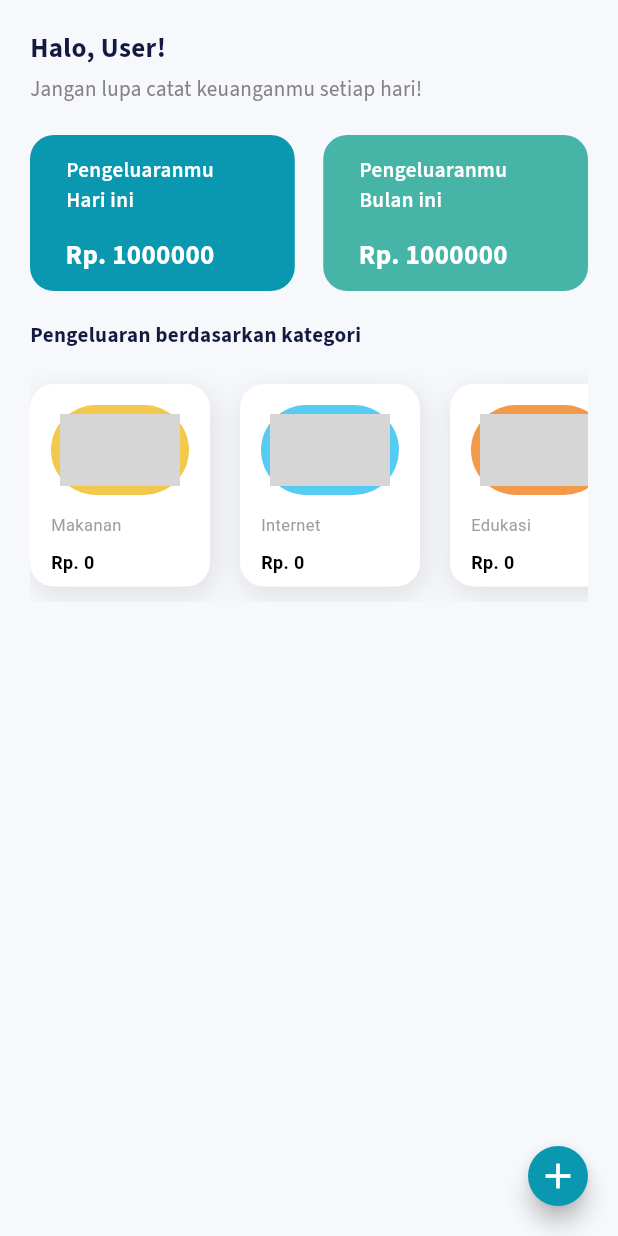
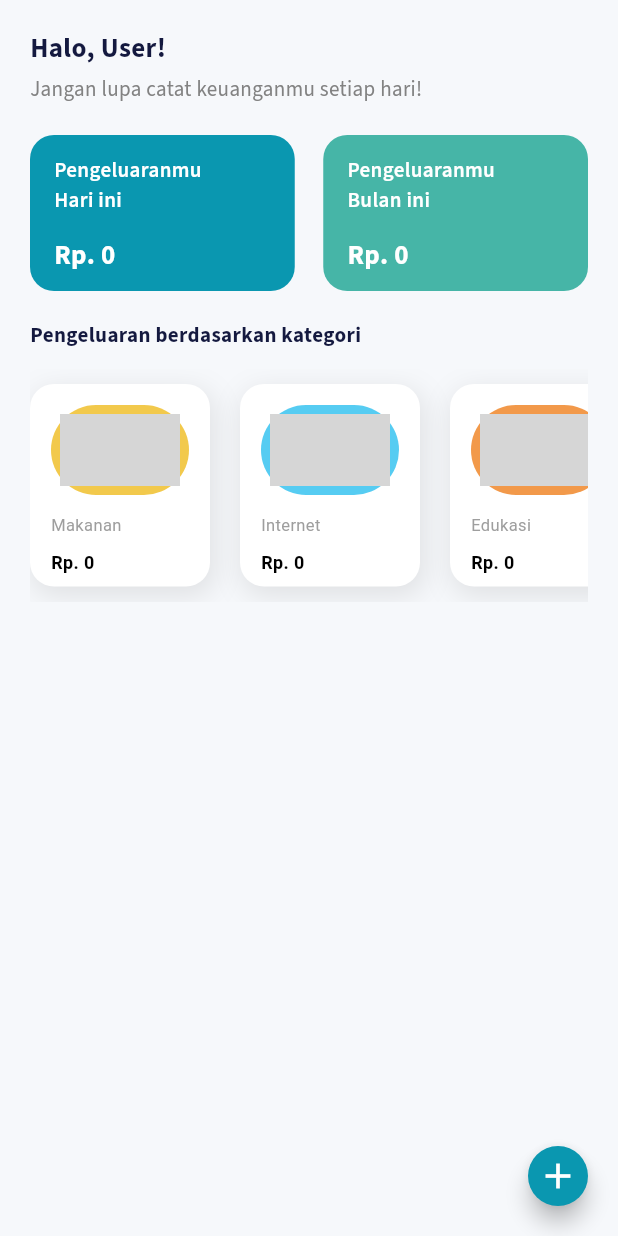
Before and after one commit to AchmadRijalu/dot_spend, a Flutter app: the screen it shows after launch, on a phone screen of 412 x 824 dp. Run offline on Flutter 3.47's test engine with Material 3 defaults, Android fonts, the phone set to English and light mode, and no system bars; our stand-ins replace bloc, equatable, flutter_bloc, flutter_svg, google_fonts, sqflite; missing offline and left inert: bottom_sheet; accounts and stored records are empty; grey boxes are pictures that could not be loaded.

Commit message:
expense today + expense this month feature

```diff
--- a/lib/UI/views/home_view.dart
+++ b/lib/UI/views/home_view.dart
@@ -70,20 +70,46 @@ class _HomeViewState extends State<HomeView> {
                   ),
                   Row(
                     children: [
-                      Expanded(
+                      BlocBuilder<ExpenseBloc, ExpenseState>(
+                        builder: (context, state) {
+                          if (state is GetAllExpensesSuccess) {
+                            return Expanded(
                               child: ExpenseByDate(
                                   color: blueColor,
                                   title: "Hari ini",
-                            moneyCount: 1000000),
+                                  moneyCount: state.todayExpenses.toInt()),
+                            );
+                          } else if (state is ExpensesFailed) {
+                            return Expanded(
+                              child: Column(children: [
+                                Text(state.error.toString()),
+                              ]),
+                            );
+                          }
+                          return Container();
+                        },
                       ),
                       const SizedBox(
                         width: 19,
                       ),
-                      Expanded(
+                      BlocBuilder<ExpenseBloc, ExpenseState>(
+                        builder: (context, state) {
+                          if (state is GetAllExpensesSuccess) {
+                            return Expanded(
                               child: ExpenseByDate(
                                   color: tealColor,
                                   title: "Bulan ini",
-                            moneyCount: 1000000),
+                                  moneyCount: state.monthExpenses.toInt()),
+                            );
+                          } else if (state is ExpensesFailed) {
+                            return Expanded(
+                              child: Column(children: [
+                                Text(state.error.toString()),
+                              ]),
+                            );
+                          }
+                          return Container();
+                        },
                       ),
                     ],
                   ),
@@ -114,8 +140,7 @@ class _HomeViewState extends State<HomeView> {
                                       0.0;
                               return ExpenseByCategory(
                                 categoryModel: category,
-                                price: totalAmount
-                                    .toInt(),
+                                price: totalAmount.toInt(),
                               );
                             },
                           ),
--- a/lib/UI/widgets/expense_by_date.dart
+++ b/lib/UI/widgets/expense_by_date.dart
@@ -11,12 +11,12 @@ class ExpenseByDate extends StatelessWidget {
   Widget build(BuildContext context) {
     return Container(
       decoration: BoxDecoration(
-
         borderRadius: BorderRadius.circular(16),
         color: color,
       ),
       padding: const EdgeInsets.only(left: 16, right: 46, top: 14, bottom: 10),
       child: Column(
+        crossAxisAlignment: CrossAxisAlignment.start,
         children: [
           Text(
             "Pengeluaranmu\n$title",
--- a/lib/logic/expense/expense_bloc.dart
+++ b/lib/logic/expense/expense_bloc.dart
@@ -10,14 +10,16 @@ part 'expense_state.dart';
 class ExpenseBloc extends Bloc<ExpenseEvent, ExpenseState> {
   ExpenseBloc() : super(ExpenseInitial()) {
     on<ExpenseEvent>((event, emit) async {
-      // TODO: implement event handler
-
       if (event is GetAllExpenses) {
         try {
-          final expense = await ExpenseDb().getAllExpenses();
-          final groupedExpenses = _expensesByDate(expense);
-          final accumulatedExpenses = _accumulateExpensesByCategory(expense);
-          emit(GetAllExpensesSuccess(groupedExpenses, accumulatedExpenses));
+          final expenses = await ExpenseDb().getAllExpenses();
+          final groupedExpenses = _expensesByDate(expenses);
+          final accumulatedExpenses = _accumulateExpensesByCategory(expenses);
+          final todayExpenses = _accumulateExpensesByDate(expenses, 'Hari Ini');
+          final monthExpenses =
+              _accumulateExpensesByDate(expenses, 'Bulan Ini');
+          emit(GetAllExpensesSuccess(groupedExpenses, accumulatedExpenses,
+              todayExpenses, monthExpenses));
         } catch (e) {
           emit(ExpensesFailed(e.toString()));
         }
@@ -34,43 +36,68 @@ class ExpenseBloc extends Bloc<ExpenseEvent, ExpenseState> {
     });
   }
 
-  Map<String, List<ExpenseModel>> _expensesByDate(
-      List<ExpenseModel> expenses) {
+  Map<String, List<ExpenseModel>> _expensesByDate(List<ExpenseModel> expenses) {
     final Map<String, List<ExpenseModel>> groupedExpenses = {};
+    final DateFormat fullDateFormat = DateFormat('EEEE, dd MMMM yyyy', 'id_ID');
+    final DateTime now = DateTime.now();
+    final DateTime today = DateTime(now.year, now.month, now.day);
+    final DateTime yesterday = today.subtract(const Duration(days: 1));
+
     for (var expense in expenses) {
-      final date = _parseExpenseDate(expense.date);
-      if (!groupedExpenses.containsKey(date)) {
-        groupedExpenses[date] = [];
+      DateTime expenseDate = fullDateFormat.parse(expense.date);
+      String dateLabel;
+
+      if (expenseDate == today) {
+        dateLabel = "Hari Ini";
+      } else if (expenseDate == yesterday) {
+        dateLabel = "Kemarin";
+      } else {
+        dateLabel = DateFormat('dd MMM yyyy').format(expenseDate);
       }
-      groupedExpenses[date]!.add(expense);
+
+      if (!groupedExpenses.containsKey(dateLabel)) {
+        groupedExpenses[dateLabel] = [];
+      }
+      groupedExpenses[dateLabel]!.add(expense);
     }
     return groupedExpenses;
   }
 
-  String _parseExpenseDate(String dateString) {
-    final DateFormat format = DateFormat('EEEE, dd MMMM yyyy', 'id_ID');
-    DateTime date = format.parse(dateString);
-
+  double _accumulateExpensesByDate(
+      List<ExpenseModel> expenses, String dateType) {
+    double total = 0.0;
     final DateTime now = DateTime.now();
     final DateTime today = DateTime(now.year, now.month, now.day);
-    final DateTime yesterday = today.subtract(const Duration(days: 1));
+    final DateTime startOfMonth = DateTime(now.year, now.month, 1);
+    final DateFormat fullDateFormat = DateFormat('EEEE, dd MMMM yyyy', 'id_ID');
 
-    if (date == today) {
-      return "Hari Ini";
-    } else if (date == yesterday) {
-      return "Kemarin";
-    } else {
-      return DateFormat('dd MMM yyyy').format(date);
+    for (var expense in expenses) {
+      try {
+        DateTime expenseDate = fullDateFormat.parse(expense.date);
+
+        if (dateType == 'Hari Ini' && expenseDate == today) {
+          total += double.parse(expense.amount);
+        } else if (dateType == 'Bulan Ini' &&
+            expenseDate.isAfter(startOfMonth.subtract(Duration(days: 1))) &&
+            expenseDate.isBefore(now.add(Duration(days: 1)))) {
+          total += double.parse(expense.amount);
+        }
+      } catch (e) {
+        print("Date parsing error: $e");
+      }
     }
+    return total;
   }
 
-  Map<String, double> _accumulateExpensesByCategory(List<ExpenseModel> expenses) {
+  Map<String, double> _accumulateExpensesByCategory(
+      List<ExpenseModel> expenses) {
     final Map<String, double> accumulatedExpenses = {};
     for (var expense in expenses) {
       if (!accumulatedExpenses.containsKey(expense.category)) {
         accumulatedExpenses[expense.category] = 0.0;
       }
-      accumulatedExpenses[expense.category] = accumulatedExpenses[expense.category]! + double.parse(expense.amount);
+      accumulatedExpenses[expense.category] =
+          accumulatedExpenses[expense.category]! + double.parse(expense.amount);
     }
     return accumulatedExpenses;
   }
--- a/lib/logic/expense/expense_state.dart
+++ b/lib/logic/expense/expense_state.dart
@@ -12,11 +12,13 @@ final class ExpenseInitial extends ExpenseState {}
 final class GetAllExpensesSuccess extends ExpenseState {
   final Map<String, List<ExpenseModel>> expenses;
   final Map<String, double> accumulatedExpenses;
+  final double todayExpenses;
+  final double monthExpenses;
 
-  GetAllExpensesSuccess(this.expenses, this.accumulatedExpenses);
+  GetAllExpensesSuccess(this.expenses, this.accumulatedExpenses, this.todayExpenses, this.monthExpenses);
 
   @override
-  List<Object> get props => [expenses, accumulatedExpenses];
+  List<Object> get props => [expenses, accumulatedExpenses, todayExpenses, monthExpenses];
 }
 
 final class ExpensesFailed extends ExpenseState {
```
Lines whose indentation alone changed are shown as unchanged.
